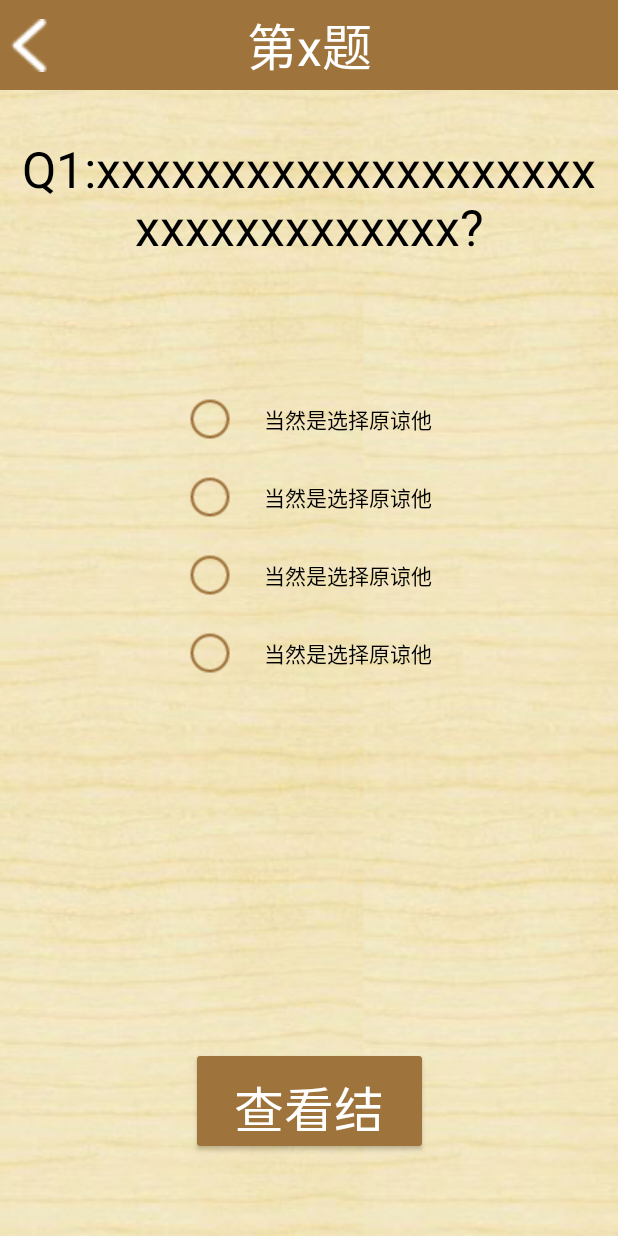
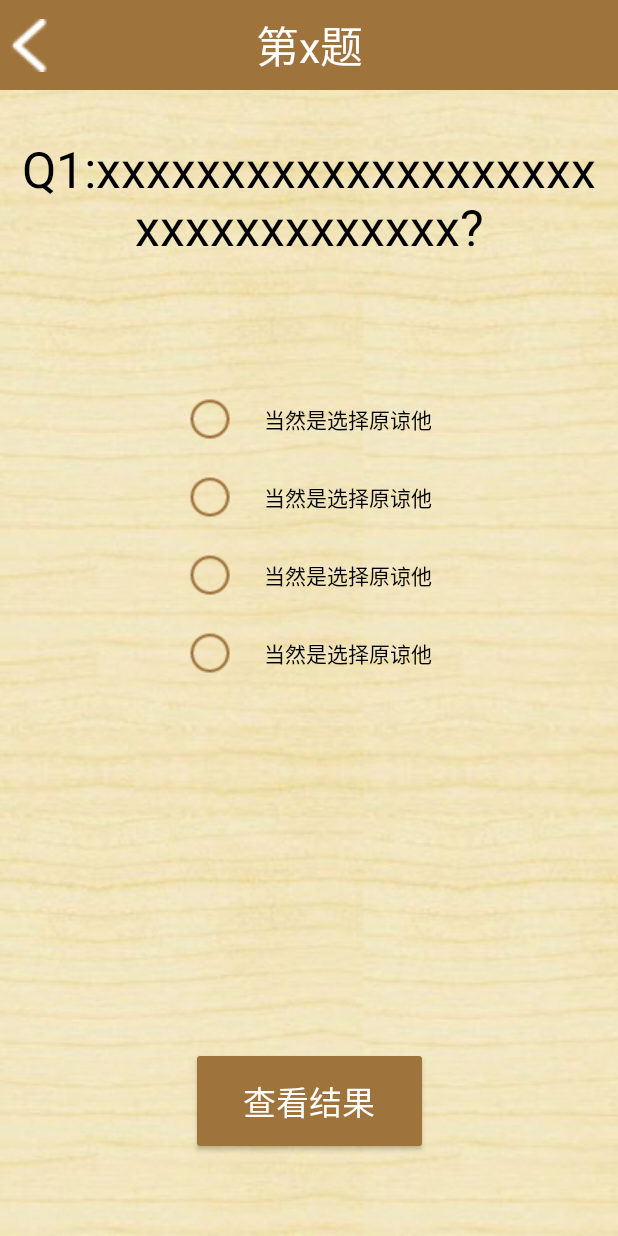
Before and after one commit to FideoJ/Threekingdom, an Android app: the layout activity_test_problem.xml on its own in the app's theme, with its tools: preview values and no code run, on a phone screen of 412 x 824 dp. Run offline under Robolectric (Android 15) with nearby library versions, the phone set to English and light mode, and no system bars.

Commit message:
finish test

```diff
--- a/app/src/main/AndroidManifest.xml
+++ b/app/src/main/AndroidManifest.xml
@@ -18,6 +18,8 @@
         </activity>
         <activity android:name=".Detail"></activity>
         <activity android:name=".Result"></activity>
+        <activity android:name=".TestProblemAvtivity"></activity>
+        <activity android:name=".TestTitleActivity"></activity>
     </application>
 
 </manifest>
--- a/app/src/main/java/com/pear/threekingdom/MainActivity.java
+++ b/app/src/main/java/com/pear/threekingdom/MainActivity.java
@@ -96,7 +96,7 @@ public class MainActivity extends AppCompatActivity {
                                 startActivity(new Intent(MainActivity.this, Detail.class));
                                 break;
                             case R.id.similar_hero_test:
-                                System.out.println("similar hero test");
+                                startActivity(new Intent(MainActivity.this, TestTitleActivity.class));
                                 break;
                             default:
                                 break;
--- a/app/src/main/res/layout/activity_test_problem.xml
+++ b/app/src/main/res/layout/activity_test_problem.xml
@@ -47,9 +47,10 @@
         android:layout_marginRight="10dp"
         android:layout_marginStart="10dp"
         android:layout_marginEnd="10dp"
-        android:text="@string/sampleQuestion"/>
+        android:text="@string/sampleQuestion1"/>
 
     <RadioGroup
+        android:id="@+id/choice_group"
         android:layout_width="wrap_content"
         android:layout_height="wrap_content"
         app:layout_constraintTop_toBottomOf="@+id/problem"
@@ -57,39 +58,43 @@
         app:layout_constraintRight_toRightOf="parent"
         android:layout_marginTop="80dp">
         <RadioButton
+            android:id="@+id/choice_0"
             android:layout_width="wrap_content"
             android:layout_height="wrap_content"
             android:layout_marginTop="10dp"
             android:layout_marginBottom="10dp"
             android:drawablePadding="20dp"
-            android:text="@string/sampleChoice"
+            android:text="@string/sampleChoice_1_1"
             android:button="@null"
             android:drawableLeft="@drawable/radio_button_selector"/>
         <RadioButton
+            android:id="@+id/choice_1"
             android:layout_width="wrap_content"
             android:layout_height="wrap_content"
             android:layout_marginTop="10dp"
             android:layout_marginBottom="10dp"
             android:drawablePadding="20dp"
-            android:text="@string/sampleChoice"
+            android:text="@string/sampleChoice_1_2"
             android:button="@null"
             android:drawableLeft="@drawable/radio_button_selector"/>
         <RadioButton
+            android:id="@+id/choice_2"
             android:layout_width="wrap_content"
             android:layout_height="wrap_content"
             android:layout_marginTop="10dp"
             android:layout_marginBottom="10dp"
             android:drawablePadding="20dp"
-            android:text="@string/sampleChoice"
+            android:text="@string/sampleChoice_1_3"
             android:button="@null"
             android:drawableLeft="@drawable/radio_button_selector"/>
         <RadioButton
+            android:id="@+id/choice_3"
             android:layout_width="wrap_content"
             android:layout_height="wrap_content"
             android:layout_marginTop="10dp"
             android:layout_marginBottom="10dp"
             android:drawablePadding="20dp"
-            android:text="@string/sampleChoice"
+            android:text="@string/sampleChoice_1_4"
             android:button="@null"
             android:drawableLeft="@drawable/radio_button_selector"/>
     </RadioGroup>
--- a/app/src/main/res/values/styles.xml
+++ b/app/src/main/res/values/styles.xml
@@ -44,7 +44,7 @@
 
     <style name="testTitleStyle">
         <item name="android:textColor">@color/white</item>
-        <item name="android:textSize">15pt</item>
+        <item name="android:textSize">13pt</item>
     </style>
 
     <style name="testIntroStyle">
@@ -54,7 +54,7 @@
 
     <style name="testStartButtonStyle">
         <item name="android:textColor">@color/white</item>
-        <item name="android:textSize">15pt</item>
+        <item name="android:textSize">10pt</item>
     </style>
 
     <style name="testProblemStyle">
```
Also changed, not shown: app/src/main/java/com/pear/threekingdom/TestProblemAvtivity.java (added, +126 -0 lines), app/src/main/java/com/pear/threekingdom/TestTitleActivity.java (+29 -0 lines), app/src/main/res/values/strings.xml (+51 -3 lines).
